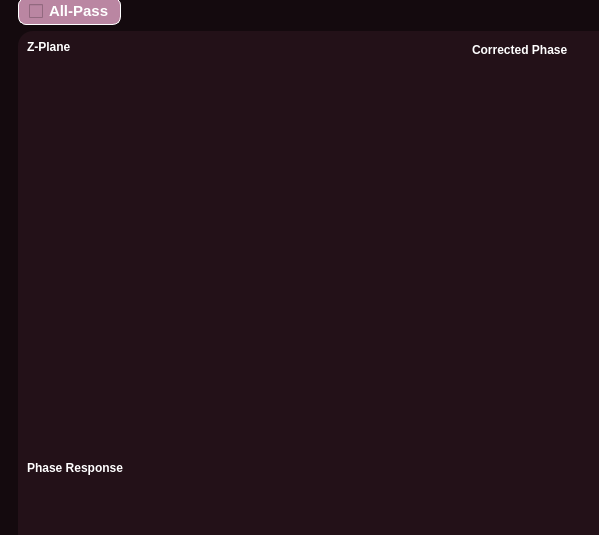
Above: MainWindow.ui from DSP-Projects/Realtime-Digital-Filter-Design before the change; both pictures show x 0 to 599 and y 94 to 629 of the 937 by 1111 pixel window. Below: the same form after it.
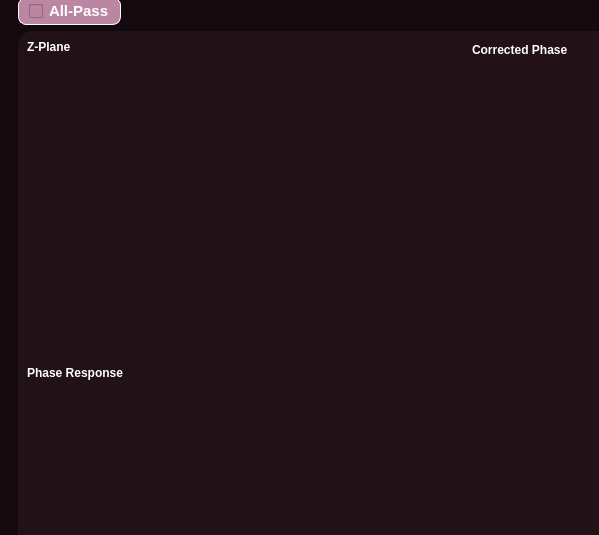
That is the form after the change. The open tabs and pages were chosen to show the change. Icons and pictures are not drawn. Custom widgets are drawn as their Qt base class.

Commit message: project is Done:)

```diff
--- a/MainWindow.ui
+++ b/MainWindow.ui
@@ -2100,8 +2100,8 @@
                  </property>
                  <property name="maximumSize">
                   <size>
-                   <width>16777215</width>
-                   <height>16777215</height>
+                   <width>100000</width>
+                   <height>300</height>
                   </size>
                  </property>
                 </widget>
```
Left out of the diff: 2 changed lines with no effect on the pictures. The commit also changes 2 other files.
